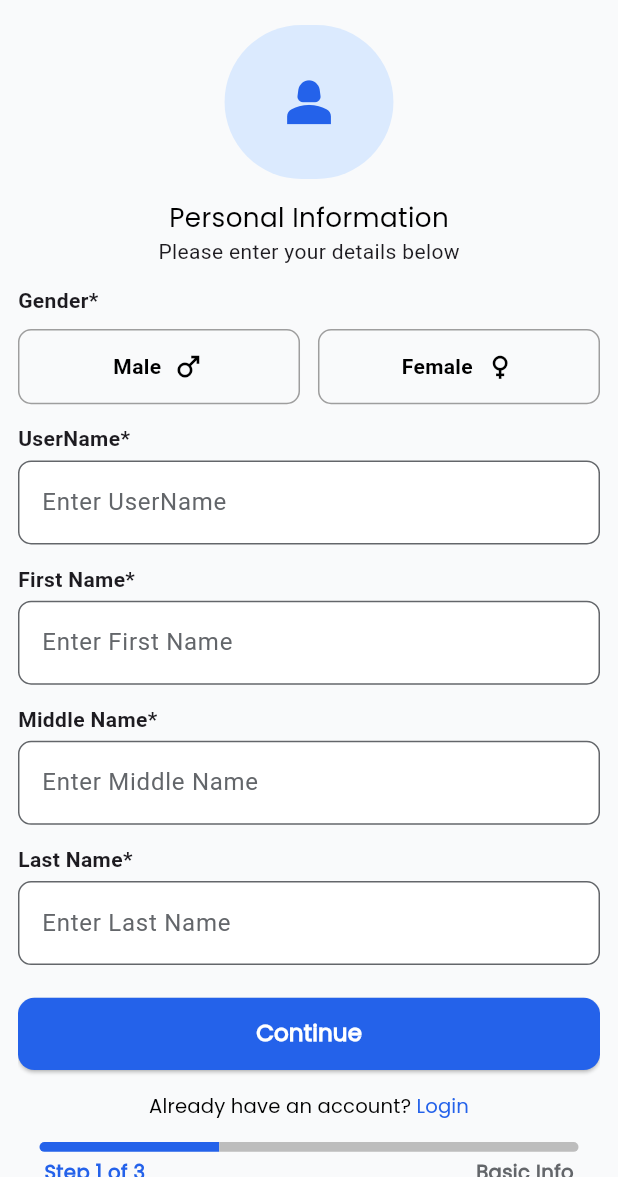
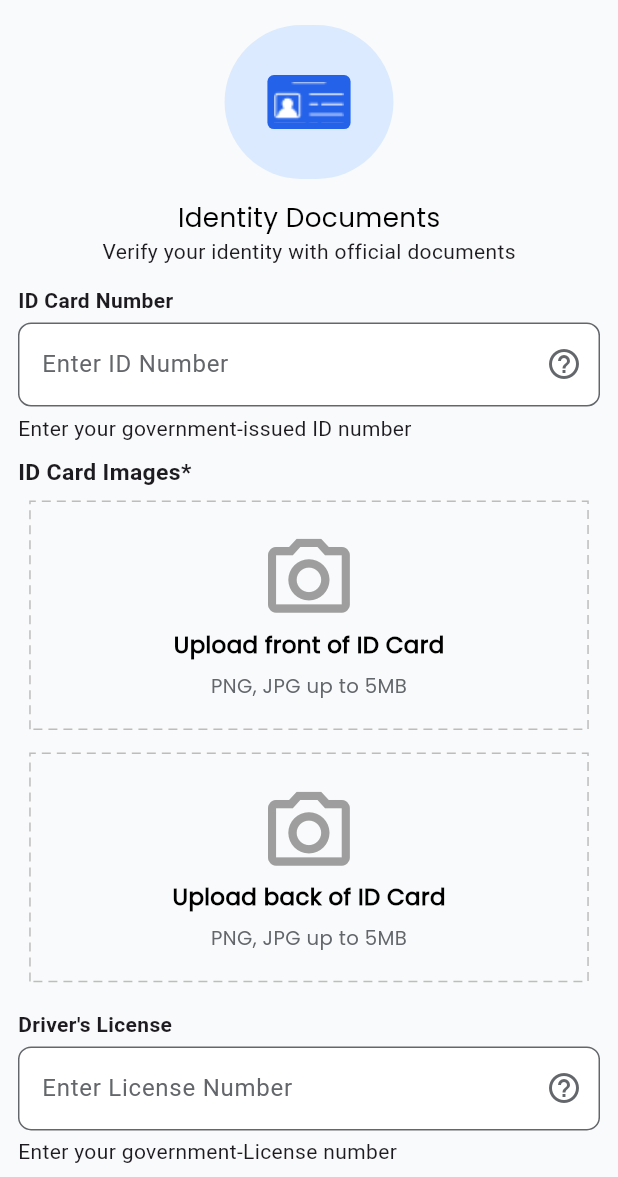
Before and after one commit to Mahmoudyuones/freelance_task_highway_support, a Flutter app: the screen it shows after launch, on a phone screen of 412 x 824 dp, the part 59-1236 px from its top. Run offline on Flutter 3.47's test engine with Material 3 defaults, Android fonts, the phone set to English and light mode, and no system bars; drawn by our look-alikes of dotted_border; our stand-ins replace device_info_plus, flutter_screenutil, image_picker, intl_phone_field, permission_handler, pinput; project files that could hold a hidden picture were left out.

Commit message:
finish Identity Documents

```diff
--- a/lib/core/resources/colors_manager.dart
+++ b/lib/core/resources/colors_manager.dart
@@ -1,5 +1,3 @@
-import 'dart:ui';
-
 import 'package:flutter/material.dart';
 
 class ColorsManager {
--- a/lib/core/resources/font_manager.dart
+++ b/lib/core/resources/font_manager.dart
@@ -16,6 +16,7 @@ class FontWeightManager {
 
 class FontSize {
   static double s0 = 0;
+  static double s9 = 5.0.sp;
   static double s10 = 6.0.sp;
   static double s11 = 7.0.sp;
   static double s12 = 8.0.sp;
--- a/lib/core/widget/default_eleveted_button.dart
+++ b/lib/core/widget/default_eleveted_button.dart
@@ -23,6 +23,7 @@ class DefaultElevatedButton extends StatelessWidget {
     return ElevatedButton(
       onPressed: onPressed,
       style: ElevatedButton.styleFrom(
+        side: textColor != null ? BorderSide(color: textColor!) : null,
         backgroundColor: backGroundColor ?? ColorsManager.primaryColor,
         fixedSize: Size(MediaQuery.of(context).size.width, 22.h),
         shape: RoundedRectangleBorder(borderRadius: BorderRadius.circular(5.r)),
@@ -30,7 +31,7 @@ class DefaultElevatedButton extends StatelessWidget {
       child: Text(
         text,
         style: StyleManager().getSemiBoldStyle(
-          color: ColorsManager.white,
+          color: textColor ?? ColorsManager.white,
           fontSize: FontSize.s11,
         ),
       ),
--- a/lib/core/widget/default_text_form_field.dart
+++ b/lib/core/widget/default_text_form_field.dart
@@ -5,9 +5,9 @@ import 'package:freelance_task_highway_support/core/resources/colors_manager.dar
 class DefaultTextFormField extends StatefulWidget {
   final String hintText;
   final IconData? icon;
+  final IconData? suffixIcon;
   final String label;
   final String? Function(String?)? validator;
-  final bool isPassword;
   final TextEditingController controller;
   const DefaultTextFormField({
     super.key,
@@ -15,8 +15,8 @@ class DefaultTextFormField extends StatefulWidget {
     this.icon,
     required this.label,
     this.validator,
-    required this.isPassword,
     required this.controller,
+    this.suffixIcon,
   });
 
   @override
@@ -24,31 +24,21 @@ class DefaultTextFormField extends StatefulWidget {
 }
 
 class _DefaultTextFormFieldState extends State<DefaultTextFormField> {
-  late bool isObscure = widget.isPassword;
   @override
   Widget build(BuildContext context) {
     return TextFormField(
       validator: widget.validator,
-      obscureText: isObscure,
       controller: widget.controller,
       autovalidateMode: AutovalidateMode.onUserInteraction,
       decoration: InputDecoration(
         labelStyle: TextStyle(color: ColorsManager.textColor),
         hintText: widget.hintText,
-        suffixIcon:
-            widget.isPassword
-                ? IconButton(
-                  onPressed: () {
-                    setState(() {
-                      isObscure = !isObscure;
-                    });
-                  },
-                  icon: Icon(
-                    isObscure ? Icons.visibility_off : Icons.visibility,
-                    color: ColorsManager.textColor,
-                  ),
-                )
-                : null,
+        suffixIcon: IconButton(
+          onPressed: () {
+            setState(() {});
+          },
+          icon: Icon(widget.suffixIcon, color: ColorsManager.textColor),
+        ),
         prefixIcon:
             widget.icon == null
                 ? null
--- /dev/null
+++ b/lib/core/widget/uoload_box.dart
@@ -0,0 +1,138 @@
+import 'dart:io';
+
+import 'package:dotted_border/dotted_border.dart';
+import 'package:flutter/material.dart';
+import 'package:flutter_screenutil/flutter_screenutil.dart';
+import 'package:freelance_task_highway_support/core/resources/colors_manager.dart';
+import 'package:freelance_task_highway_support/core/resources/font_manager.dart';
+import 'package:freelance_task_highway_support/core/resources/style_manager.dart';
+import 'package:freelance_task_highway_support/features/image_picker_functions.dart';
+
+class UploadBox extends StatefulWidget {
+  const UploadBox({super.key, required this.label, required this.onTap});
+  final String label;
+  final void Function(File?) onTap;
+
+  @override
+  State<UploadBox> createState() => _UploadBoxState();
+}
+
+class _UploadBoxState extends State<UploadBox> {
+  File? imageFile;
+  @override
+  Widget build(BuildContext context) {
+    return Padding(
+      padding: const EdgeInsets.all(8.0),
+      child: InkWell(
+        onTap: () async {
+          showDialog(
+            context: context,
+            builder:
+                (context) => AlertDialog(
+                  contentPadding: const EdgeInsets.all(16),
+                  content: Row(
+                    mainAxisAlignment: MainAxisAlignment.spaceAround,
+                    children: [
+                      GestureDetector(
+                        onTap: () async {
+                          var temp = await ImagePickerFunctions.gallery();
+                          if (temp != null) {
+                            imageFile = temp;
+                          }
+                          setState(() {});
+                          Navigator.of(context).pop();
+                          widget.onTap(temp);
+                        },
+                        child: Column(
+                          mainAxisSize: MainAxisSize.min,
+                          children: [
+                            Icon(
+                              Icons.image,
+                              size: 30,
+                              color: ColorsManager.primaryColor,
+                            ),
+                            const SizedBox(height: 8),
+                            const Text('Gallery'),
+                          ],
+                        ),
+                      ),
+                      const SizedBox(width: 24),
+                      GestureDetector(
+                        onTap: () async {
+                          var temp = await ImagePickerFunctions.camera();
+                          if (temp != null) {
+                            imageFile = temp;
+                          }
+                          setState(() {});
+                          Navigator.of(context).pop();
+                          widget.onTap(temp);
+                        },
+                        child: Column(
+                          mainAxisSize: MainAxisSize.min,
+                          children: [
+                            Icon(
+                              Icons.camera_alt,
+                              size: 30,
+                              color: ColorsManager.primaryColor,
+                            ),
+                            const SizedBox(height: 8),
+                            const Text('Camera'),
+                          ],
+                        ),
+                      ),
+                    ],
+                  ),
+                ),
+          );
+        },
+        child: DottedBorder(
+          color: ColorsManager.grey,
+          strokeWidth: 1,
+          dashPattern: [6, 4],
+          borderType: BorderType.RRect,
+
+          child: Container(
+            width: double.infinity,
+            padding: EdgeInsets.all(8.r),
+
+            child:
+                imageFile != null
+                    ? SizedBox(
+                      height: 55.h,
+                      width: 130.w,
+                      child: Image(
+                        image: FileImage(imageFile!),
+                        fit: BoxFit.fill,
+                      ),
+                    )
+                    : Column(
+                      children: [
+                        Icon(
+                          Icons.camera_alt_outlined,
+                          size: 30.sp,
+                          color: Colors.grey,
+                        ),
+
+                        Text(
+                          widget.label,
+                          style: StyleManager().getSemiBoldStyle(
+                            fontSize: FontSize.s11,
+                            color: ColorsManager.black,
+                          ),
+                        ),
+                        SizedBox(height: 3.h),
+                        Text(
+                          'PNG, JPG up to 5MB',
+                          style: StyleManager().getLightStyle(
+                            fontSize: FontSize.s10,
+                            color: ColorsManager.textColor,
+                          ),
+                        ),
+                      ],
+                    ),
+          ),
+        ),
+      ),
+    );
+  }
+}
--- /dev/null
+++ b/lib/features/identity_documents_screen.dart
@@ -0,0 +1,302 @@
+import 'dart:io';
+
+import 'package:flutter/material.dart';
+import 'package:flutter_screenutil/flutter_screenutil.dart';
+import 'package:freelance_task_highway_support/core/resources/colors_manager.dart';
+import 'package:freelance_task_highway_support/core/resources/font_manager.dart';
+import 'package:freelance_task_highway_support/core/resources/style_manager.dart';
+import 'package:freelance_task_highway_support/core/utils/validator.dart';
+import 'package:freelance_task_highway_support/core/widget/default_eleveted_button.dart';
+import 'package:freelance_task_highway_support/core/widget/default_text_form_field.dart';
+import 'package:freelance_task_highway_support/core/widget/uoload_box.dart';
+
+class IdentityDocumentsScreen extends StatefulWidget {
+  static const String routeName = '/identity_documents';
+  const IdentityDocumentsScreen({super.key});
+
+  @override
+  State<IdentityDocumentsScreen> createState() =>
+      _IdentityDocumentsScreenState();
+}
+
+class _IdentityDocumentsScreenState extends State<IdentityDocumentsScreen> {
+  TextEditingController idNumberController = TextEditingController();
+  TextEditingController licenseNumberController = TextEditingController();
+  File? frontIDImageFile;
+  File? backIDImageFile;
+  File? frontLicenseImageFile;
+  File? backLicenseImageFile;
+
+  final formKey = GlobalKey<FormState>();
+  @override
+  Widget build(BuildContext context) {
+    return Scaffold(
+      appBar: AppBar(
+        title: Text(
+          'Create Account',
+          style: StyleManager().getBoldStyle(color: ColorsManager.black),
+        ),
+        actions: [
+          Padding(
+            padding: EdgeInsetsDirectional.only(end: 8.h),
+            child: TextButton(
+              onPressed: () {},
+              child: Text(
+                "Help",
+                style: StyleManager().getLightStyle(
+                  fontSize: 7.sp,
+                  color: ColorsManager.primaryColor,
+                ),
+              ),
+            ),
+          ),
+        ],
+      ),
+      body: Form(
+        key: formKey,
+        child: Padding(
+          padding: EdgeInsets.symmetric(horizontal: 5.w),
+          child: SingleChildScrollView(
+            child: Column(
+              crossAxisAlignment: CrossAxisAlignment.center,
+              children: [
+                Container(
+                  decoration: BoxDecoration(
+                    borderRadius: BorderRadius.circular(100.r),
+                    color: ColorsManager.lightBlue,
+                  ),
+                  width: 47.w,
+                  height: 47.h,
+                  alignment: Alignment.center,
+                  child: Container(
+                    padding: EdgeInsets.all(2.r),
+                    decoration: BoxDecoration(
+                      borderRadius: BorderRadius.circular(2.r),
+                      color: ColorsManager.primaryColor,
+                    ),
+                    child: Image.asset(
+                      'assets/images/Vector.png',
+                      color: ColorsManager.white,
+                      height: 12.5.h,
+                      width: 19.5.w,
+                      fit: BoxFit.cover,
+                    ),
+                  ),
+                ),
+                SizedBox(height: 6.h),
+                Text(
+                  'Identity Documents',
+                  style: StyleManager().getLightStyle(
+                    color: ColorsManager.black,
+                  ),
+                ),
+                Text('Verify your identity with official documents'),
+                SizedBox(height: 6.h),
+                Align(
+                  alignment: AlignmentDirectional.centerStart,
+                  child: const Text(
+                    'ID Card Number',
+                    style: TextStyle(fontWeight: FontWeight.bold),
+                  ),
+                ),
+                SizedBox(height: 2.h),
+                DefaultTextFormField(
+                  hintText: "Enter ID Number ",
+                  label: 'ID card Number',
+                  controller: idNumberController,
+                  suffixIcon: Icons.help_outline,
+                  validator: (value) {
+                    return Validators.isValidIDCardNumber(value);
+                  },
+                ),
+                SizedBox(height: 2.h),
+                Align(
+                  alignment: AlignmentDirectional.centerStart,
+                  child: const Text('Enter your government-issued ID number'),
+                ),
+                SizedBox(height: 4.h),
+                Align(
+                  alignment: AlignmentDirectional.centerStart,
+                  child: Text(
+                    'ID Card Images*',
+                    style: TextStyle(
+                      fontSize: FontSize.s11,
+                      fontWeight: FontWeight.bold,
+                    ),
+                  ),
+                ),
+                UploadBox(
+                  label: "Upload front of ID Card",
+                  onTap: (File? file) {
+                    frontIDImageFile = file;
+
+                    setState(() {});
+                  },
+                ),
+                UploadBox(
+                  label: "Upload back of ID Card",
+                  onTap: (File? file) {
+                    backIDImageFile = file;
+
+                    setState(() {});
+                  },
+                ),
+                SizedBox(height: 5.h),
+                Align(
+                  alignment: AlignmentDirectional.centerStart,
+                  child: const Text(
+                    'Driver\'s License',
+                    style: TextStyle(fontWeight: FontWeight.bold),
+                  ),
+                ),
+                SizedBox(height: 2.h),
+                DefaultTextFormField(
+                  hintText: "Enter License Number ",
+                  label: 'Driver\'s License Number',
+                  controller: licenseNumberController,
+                  suffixIcon: Icons.help_outline,
+                  validator: (value) {
+                    return Validators.isValidLicenseNumber(value);
+                  },
+                ),
+                SizedBox(height: 2.h),
+                Align(
+                  alignment: AlignmentDirectional.centerStart,
+                  child: const Text('Enter your government-License number'),
+                ),
+                SizedBox(height: 4.h),
+                Align(
+                  alignment: AlignmentDirectional.centerStart,
+                  child: Text(
+                    'Driver\'s License Images*',
+                    style: TextStyle(
+                      fontSize: FontSize.s11,
+                      fontWeight: FontWeight.bold,
+                    ),
+                  ),
+                ),
+                UploadBox(
+                  label: "Upload front of License",
+                  onTap: (File? file) {
+                    frontLicenseImageFile = file;
+                    setState(() {});
+                  },
+                ),
+                UploadBox(
+                  label: "Upload back of License",
+                  onTap: (File? file) {
+                    backLicenseImageFile = file;
+                    setState(() {});
+                  },
+                ),
+                SizedBox(height: 5.h),
+                DefaultElevatedButton(
+                  onPressed: () {
+                    bool isFormValid = formKey.currentState!.validate();
+                    bool areImagesProvided =
+                        frontIDImageFile != null &&
+                        backIDImageFile != null &&
+                        frontLicenseImageFile != null &&
+                        backLicenseImageFile != null;
+
+                    if (isFormValid && areImagesProvided) {
+                      print('Form submitted successfully');
+                    } else {
+                      ScaffoldMessenger.of(context).showSnackBar(
+                        SnackBar(
+                          content: Text('Complete Your profile'),
+                          backgroundColor: ColorsManager.red,
+                        ),
+                      );
+                    }
+                  },
+                  text: "Continue",
+                ),
+                SizedBox(height: 5.h),
+                DefaultElevatedButton(
+                  onPressed: () {},
+                  text: "Skip for now",
+                  backGroundColor: ColorsManager.backGroundColor,
+                  textColor: ColorsManager.primaryColor,
+                ),
+
+                TextButton(
+                  onPressed: () {},
+                  child: Row(
+                    mainAxisAlignment: MainAxisAlignment.center,
+                    children: [
+                      Text(
+                        "Already have an account? ",
+                        style: StyleManager().getLightStyle(
+                          fontSize: FontSize.s10,
+                          color: ColorsManager.black,
+                        ),
+                      ),
+                      Text(
+                        'Login',
+                        style: StyleManager().getLightStyle(
+                          fontSize: FontSize.s10,
+                          color: ColorsManager.primaryColor,
+                        ),
+                      ),
+                    ],
+                  ),
+                ),
+                Row(
+                  mainAxisAlignment: MainAxisAlignment.center,
+                  children: [
+                    Container(
+                      height: 3.h,
+                      width: 100.w,
+                      decoration: BoxDecoration(
+                        color: ColorsManager.primaryColor,
+                        borderRadius: BorderRadius.only(
+                          bottomLeft: Radius.circular(4.r),
+                          topLeft: Radius.circular(4.r),
+                        ),
+                      ),
+                    ),
+                    Container(
+                      height: 3.h,
+                      width: 50.w,
+                      decoration: BoxDecoration(
+                        color: ColorsManager.grey,
+                        borderRadius: BorderRadius.only(
+                          bottomRight: Radius.circular(4.r),
+                          topRight: Radius.circular(4.r),
+                        ),
+                      ),
+                    ),
+                  ],
+                ),
+                SizedBox(height: 2.h),
+                Padding(
+                  padding: EdgeInsets.symmetric(horizontal: 8.h),
+                  child: Row(
+                    mainAxisAlignment: MainAxisAlignment.spaceBetween,
+                    children: [
+                      Text(
+                        'Step 2 of 3',
+                        style: StyleManager().getBoldStyle(
+                          color: ColorsManager.primaryColor,
+                          fontSize: FontSize.s10,
+                        ),
+                      ),
+                      Text(
+                        'Identity Verification',
+                        style: StyleManager().getBoldStyle(
+                          color: ColorsManager.textColor,
+                          fontSize: FontSize.s9,
+                        ),
+                      ),
+                    ],
+                  ),
+                ),
+              ],
+            ),
+          ),
+        ),
+      ),
+    );
+  }
+}
--- a/lib/features/personal_information.dart
+++ b/lib/features/personal_information_screen.dart
@@ -58,7 +58,7 @@ class _PersonalInformationState extends State<PersonalInformation> {
                 width: 47.w,
                 height: 47.h,
                 child: Icon(
-                  Icons.person_2,
+                  Icons.perm_identity,
                   size: 20.sp,
                   color: ColorsManager.primaryColor,
                 ),
@@ -84,7 +84,6 @@ class _PersonalInformationState extends State<PersonalInformation> {
               DefaultTextFormField(
                 hintText: 'Enter UserName',
                 label: "User Name",
-                isPassword: false,
                 controller: userNameController,
                 validator: (value) {
                   // write validate logic
@@ -104,7 +103,6 @@ class _PersonalInformationState extends State<PersonalInformation> {
               DefaultTextFormField(
                 hintText: 'Enter First Name',
                 label: "First Name",
-                isPassword: false,
                 controller: userNameController,
                 validator: (value) {
                   // write validate logic
@@ -124,7 +122,6 @@ class _PersonalInformationState extends State<PersonalInformation> {
               DefaultTextFormField(
                 hintText: 'Enter Middle Name',
                 label: "Middle Name",
-                isPassword: false,
                 controller: userNameController,
                 validator: (value) {
                   // write validate logic
@@ -144,7 +141,6 @@ class _PersonalInformationState extends State<PersonalInformation> {
               DefaultTextFormField(
                 hintText: 'Enter Last Name',
                 label: "Last Name",
-                isPassword: false,
                 controller: userNameController,
                 validator: (value) {
                   // write validate logic
--- a/lib/main.dart
+++ b/lib/main.dart
@@ -1,7 +1,8 @@
 import 'package:flutter/material.dart';
 import 'package:flutter_screenutil/flutter_screenutil.dart';
 import 'package:freelance_task_highway_support/core/resources/app_theme.dart';
-import 'package:freelance_task_highway_support/features/personal_information.dart';
+import 'package:freelance_task_highway_support/features/identity_documents_screen.dart';
+import 'package:freelance_task_highway_support/features/personal_information_screen.dart';
 import 'package:freelance_task_highway_support/features/verfiication_screen.dart';
 
 void main() {
@@ -24,8 +25,10 @@ class HighwaySupport extends StatelessWidget {
             routes: {
               VerificationScreen.routeName: (_) => VerificationScreen(),
               PersonalInformation.routeName: (_) => PersonalInformation(),
+              IdentityDocumentsScreen.routeName:
+                  (_) => IdentityDocumentsScreen(),
             },
-            initialRoute: PersonalInformation.routeName,
+            initialRoute: IdentityDocumentsScreen.routeName,
             theme: AppTheme.lightThem,
             themeMode: ThemeMode.light,
           ),
--- a/pubspec.yaml
+++ b/pubspec.yaml
@@ -38,6 +38,11 @@ dependencies:
   flutter_screenutil: ^5.9.3
   flutter_svg: ^2.1.0
   intl_phone_field: ^3.2.0
+  dotted_border: ^2.1.0
+  image_picker: ^1.1.2
+  permission_handler: ^12.0.0+1
+  device_info_plus: ^11.3.3
+
 
 dev_dependencies:
   flutter_test:
```
Also changed, not shown: lib/core/utils/validator.dart (added, +23 -0 lines), lib/features/image_picker_functions.dart (added, +41 -0 lines), assets/images/2.0x/Vector.png (added), assets/images/3.0x/Vector.png (added), assets/images/Vector.png (added), pubspec.lock, 1 other file.
